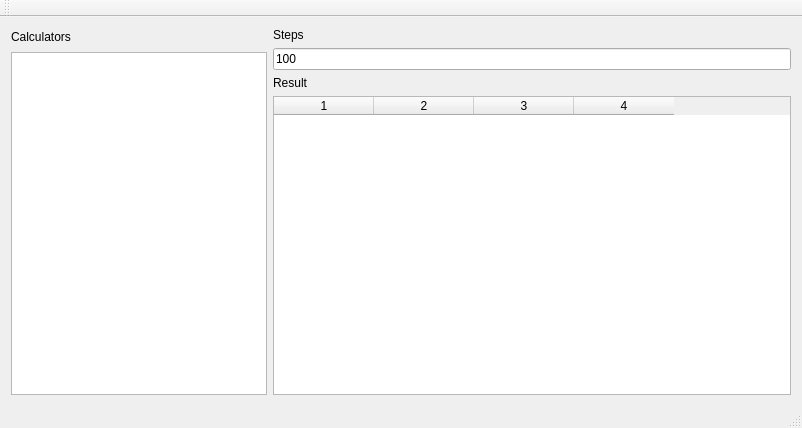
Before: the Qt Designer form code-demo/piQt/piQt/mainwindow.ui in kzhereb/knu-is-ooop2018, drawn with Qt 5.
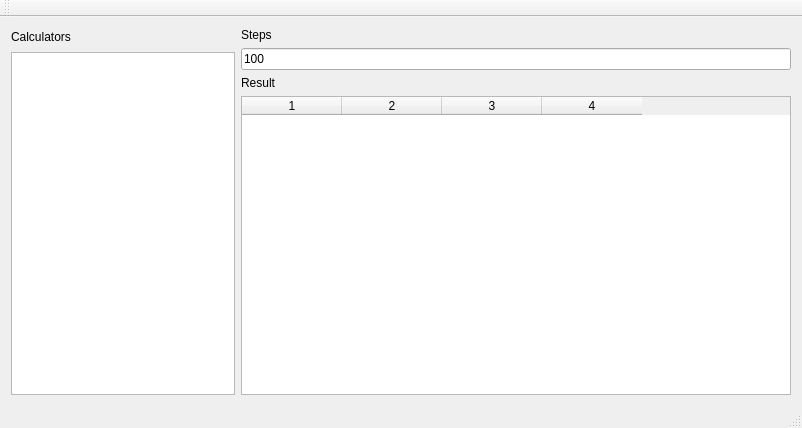
After: the same form once the commit is applied.

Commit message: Set minimum size so that list and table are visible

The edit to the form file:
```diff
--- a/code-demo/piQt/piQt/mainwindow.ui
+++ b/code-demo/piQt/piQt/mainwindow.ui
@@ -16,7 +16,7 @@
   <widget class="QWidget" name="centralWidget">
    <layout class="QGridLayout" name="gridLayout_2">
     <item row="0" column="0">
-     <layout class="QGridLayout" name="gridLayout" columnstretch="0,1">
+     <layout class="QGridLayout" name="gridLayout" columnstretch="0,1" columnminimumwidth="120,550">
       <property name="sizeConstraint">
        <enum>QLayout::SetDefaultConstraint</enum>
       </property>
```
